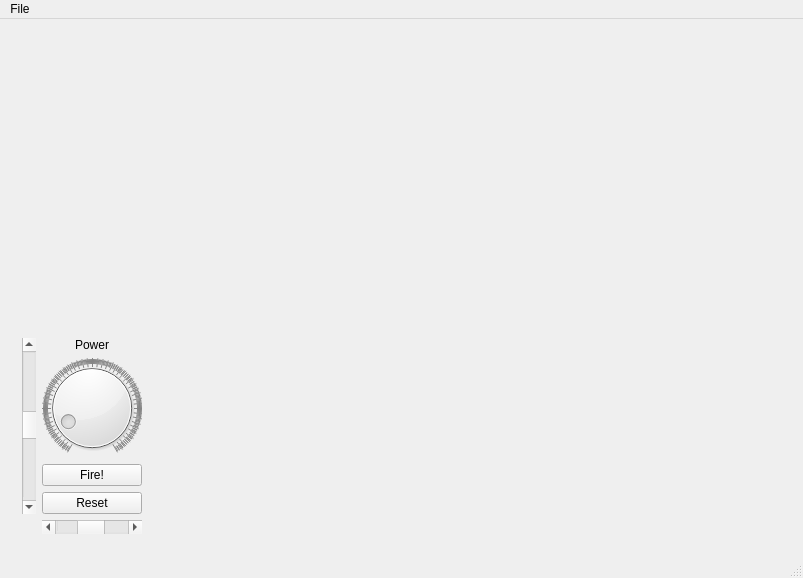
Before: the Qt Designer form mainwindowform.ui in dcrich/berserkBalls, drawn with Qt 5.
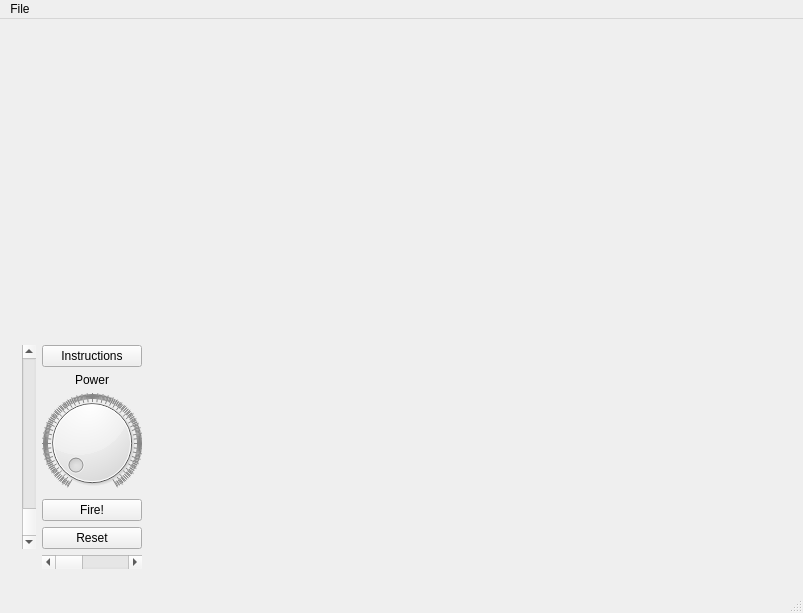
After: the same form once the commit is applied. Custom widgets are drawn as their Qt base class.

Commit message: Added Instructions button and pop-up window

What changed in the file:
```diff
--- a/mainwindowform.ui
+++ b/mainwindowform.ui
@@ -7,7 +7,7 @@
     <x>0</x>
     <y>0</y>
     <width>803</width>
-    <height>578</height>
+    <height>613</height>
    </rect>
   </property>
   <property name="sizePolicy">
@@ -23,7 +23,29 @@
    <layout class="QGridLayout" name="gridLayout_2">
     <item row="0" column="0">
      <widget class="OSGWidget" name="graphics" native="true">
-      <layout class="QGridLayout" name="gridLayout" rowstretch="1,0,0" columnstretch="0,0,1">
+      <layout class="QGridLayout" name="gridLayout" rowstretch="1,0,0" columnstretch="0,0,1" columnminimumwidth="0,0,1">
+       <item row="2" column="1">
+        <widget class="QScrollBar" name="xDirectionBar">
+         <property name="sizePolicy">
+          <sizepolicy hsizetype="Expanding" vsizetype="Fixed">
+           <horstretch>0</horstretch>
+           <verstretch>0</verstretch>
+          </sizepolicy>
+         </property>
+         <property name="minimum">
+          <number>1</number>
+         </property>
+         <property name="maximum">
+          <number>89</number>
+         </property>
+         <property name="value">
+          <number>1</number>
+         </property>
+         <property name="orientation">
+          <enum>Qt::Horizontal</enum>
+         </property>
+        </widget>
+       </item>
        <item row="1" column="2">
         <spacer name="horizontalSpacer">
          <property name="orientation">
@@ -55,10 +77,10 @@
           <number>1</number>
          </property>
          <property name="value">
-          <number>44</number>
+          <number>89</number>
          </property>
          <property name="sliderPosition">
-          <number>44</number>
+          <number>89</number>
          </property>
          <property name="orientation">
           <enum>Qt::Vertical</enum>
@@ -85,7 +107,14 @@
         </spacer>
        </item>
        <item row="1" column="1">
-        <layout class="QVBoxLayout" name="verticalLayout">
+        <layout class="QVBoxLayout" name="verticalLayout" stretch="0,0,1,0,0">
+         <item>
+          <widget class="QPushButton" name="instructionsButton">
+           <property name="text">
+            <string>Instructions</string>
+           </property>
+          </widget>
+         </item>
          <item>
           <widget class="QLabel" name="powerLabel">
            <property name="text">
@@ -102,7 +131,7 @@
             <number>1000</number>
            </property>
            <property name="value">
-            <number>100</number>
+            <number>20</number>
            </property>
            <property name="wrapping">
             <bool>false</bool>
@@ -128,28 +157,6 @@
          </item>
         </layout>
        </item>
-       <item row="2" column="1">
-        <widget class="QScrollBar" name="xDirectionBar">
-         <property name="sizePolicy">
-          <sizepolicy hsizetype="Expanding" vsizetype="Fixed">
-           <horstretch>0</horstretch>
-           <verstretch>0</verstretch>
-          </sizepolicy>
-         </property>
-         <property name="minimum">
-          <number>1</number>
-         </property>
-         <property name="maximum">
-          <number>89</number>
-         </property>
-         <property name="value">
-          <number>44</number>
-         </property>
-         <property name="orientation">
-          <enum>Qt::Horizontal</enum>
-         </property>
-        </widget>
-       </item>
       </layout>
      </widget>
     </item>
```
The commit also changes 3 other files.
